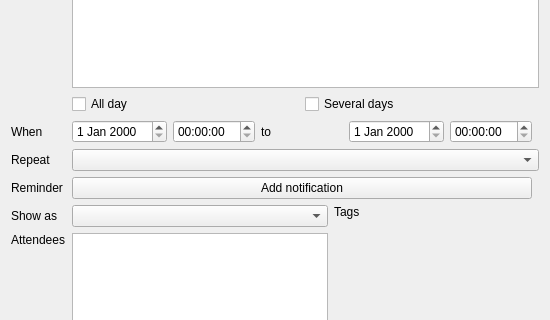
rob-vandenberg/chrono-mail, file src/chrono_mail/ui/forms/event_editor.ui: the form before one commit; both pictures show x 0 to 550 and y 171 to 491 of the 550 by 901 pixel window.
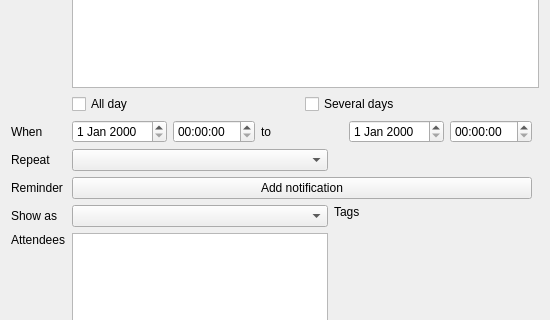
The form after the commit.

Commit message: The appointment window opens 780 wide and remembers its size, both columns share its width, Fill colour for timed events only in Month, Tags ticks for Calendar and Tasks in Settings Sidebar

Diff of the .ui file:
```diff
--- a/src/chrono_mail/ui/forms/event_editor.ui
+++ b/src/chrono_mail/ui/forms/event_editor.ui
@@ -119,7 +119,7 @@
        </property>
       </widget>
      </item>
-     <item row="5" column="1" colspan="3">
+     <item row="5" column="1">
       <widget class="QComboBox" name="repeat" />
      </item>
      <item row="6" column="0">
```
The commit also changes 16 other files.
